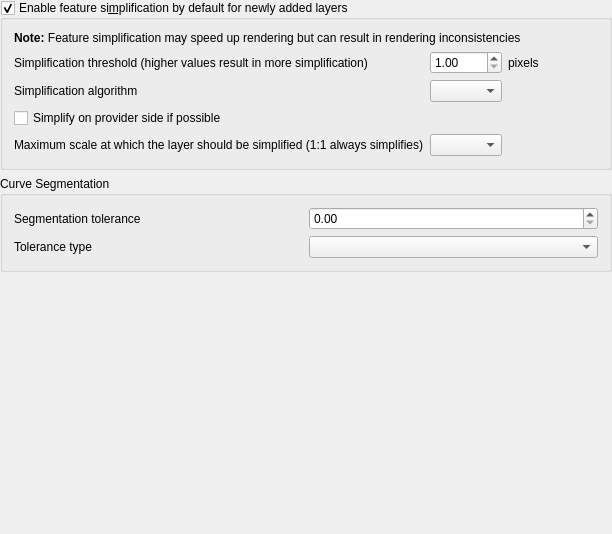
Old version of the form src/ui/qgsvectorrenderingoptionsbase.ui in the repository carsmie/QGIS.
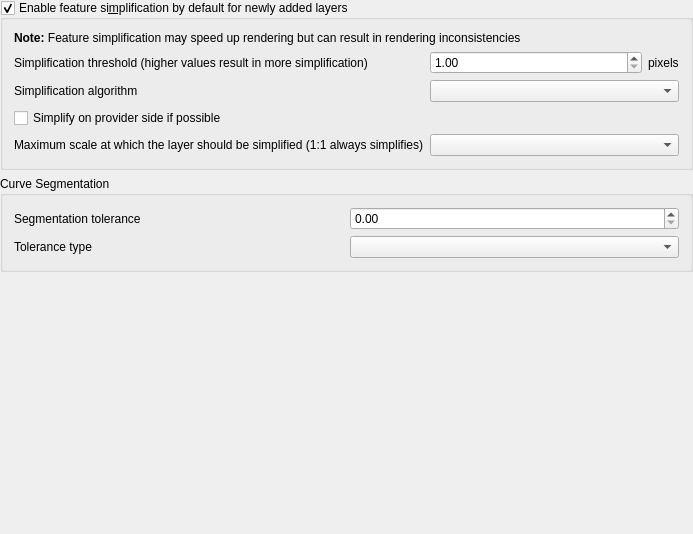
New version of the form. Custom widgets are drawn as their Qt base class.

The edit to the form file:
```diff
--- a/src/ui/qgsvectorrenderingoptionsbase.ui
+++ b/src/ui/qgsvectorrenderingoptionsbase.ui
@@ -6,7 +6,7 @@
    <rect>
     <x>0</x>
     <y>0</y>
-    <width>612</width>
+    <width>693</width>
     <height>534</height>
    </rect>
   </property>
@@ -43,25 +43,8 @@
      <property name="checkable">
       <bool>true</bool>
      </property>
-     <layout class="QGridLayout" name="_14">
-      <item row="0" column="1" colspan="4">
-       <widget class="QLabel" name="label_59">
-        <property name="text">
-         <string>&lt;b&gt;Note:&lt;/b&gt; Feature simplification may speed up rendering but can result in rendering inconsistencies</string>
-        </property>
-       </widget>
-      </item>
+     <layout class="QGridLayout" name="_14" columnstretch="0,1,0,0">
       <item row="1" column="1">
-       <widget class="QLabel" name="label_65">
-        <property name="text">
-         <string>Simplification threshold (higher values result in more simplification)</string>
-        </property>
-        <property name="margin">
-         <number>2</number>
-        </property>
-       </widget>
-      </item>
-      <item row="1" column="2">
        <widget class="QgsDoubleSpinBox" name="mSimplifyDrawingSpinBox">
         <property name="toolTip">
          <string>Higher values result in more simplification</string>
@@ -83,30 +66,7 @@
         </property>
        </widget>
       </item>
-      <item row="1" column="3">
-       <widget class="QLabel" name="mSimplifyDrawingPx">
-        <property name="text">
-         <string>pixels</string>
-        </property>
-        <property name="margin">
-         <number>2</number>
-        </property>
-       </widget>
-      </item>
-      <item row="1" column="4">
-       <spacer name="horizontalSpacer_40">
-        <property name="orientation">
-         <enum>Qt::Horizontal</enum>
-        </property>
-        <property name="sizeHint" stdset="0">
-         <size>
-          <width>20</width>
-          <height>20</height>
-         </size>
-        </property>
-       </spacer>
-      </item>
-      <item row="2" column="1">
+      <item row="2" column="0">
        <widget class="QLabel" name="mSimplifyAlgorithmLabel">
         <property name="toolTip">
          <string>This algorithm is only applied to simplify on local side</string>
@@ -119,27 +79,7 @@
         </property>
        </widget>
       </item>
-      <item row="2" column="2">
-       <widget class="QComboBox" name="mSimplifyAlgorithmComboBox"/>
-      </item>
-      <item row="3" column="1" colspan="4">
-       <widget class="QCheckBox" name="mSimplifyDrawingAtProvider">
-        <property name="text">
-         <string>Simplify on provider side if possible</string>
-        </property>
-       </widget>
-      </item>
-      <item row="4" column="1">
-       <widget class="QLabel" name="mSimplifyMaxScaleLabel">
-        <property name="text">
-         <string>Maximum scale at which the layer should be simplified (1:1 always simplifies)</string>
-        </property>
-        <property name="margin">
-         <number>2</number>
-        </property>
-       </widget>
-      </item>
-      <item row="4" column="2">
+      <item row="4" column="1" colspan="3">
        <widget class="QgsScaleComboBox" name="mSimplifyMaximumScaleComboBox">
         <property name="sizePolicy">
          <sizepolicy hsizetype="Expanding" vsizetype="Fixed">
@@ -149,6 +89,53 @@
         </property>
        </widget>
       </item>
+      <item row="4" column="0">
+       <widget class="QLabel" name="mSimplifyMaxScaleLabel">
+        <property name="text">
+         <string>Maximum scale at which the layer should be simplified (1:1 always simplifies)</string>
+        </property>
+        <property name="margin">
+         <number>2</number>
+        </property>
+       </widget>
+      </item>
+      <item row="3" column="0" colspan="4">
+       <widget class="QCheckBox" name="mSimplifyDrawingAtProvider">
+        <property name="text">
+         <string>Simplify on provider side if possible</string>
+        </property>
+       </widget>
+      </item>
+      <item row="0" column="0" colspan="4">
+       <widget class="QLabel" name="label_59">
+        <property name="text">
+         <string>&lt;b&gt;Note:&lt;/b&gt; Feature simplification may speed up rendering but can result in rendering inconsistencies</string>
+        </property>
+       </widget>
+      </item>
+      <item row="2" column="1" colspan="3">
+       <widget class="QComboBox" name="mSimplifyAlgorithmComboBox"/>
+      </item>
+      <item row="1" column="0">
+       <widget class="QLabel" name="label_65">
+        <property name="text">
+         <string>Simplification threshold (higher values result in more simplification)</string>
+        </property>
+        <property name="margin">
+         <number>2</number>
+        </property>
+       </widget>
+      </item>
+      <item row="1" column="2" colspan="2">
+       <widget class="QLabel" name="mSimplifyDrawingPx">
+        <property name="text">
+         <string>pixels</string>
+        </property>
+        <property name="margin">
+         <number>2</number>
+        </property>
+       </widget>
+      </item>
      </layout>
     </widget>
    </item>
```
